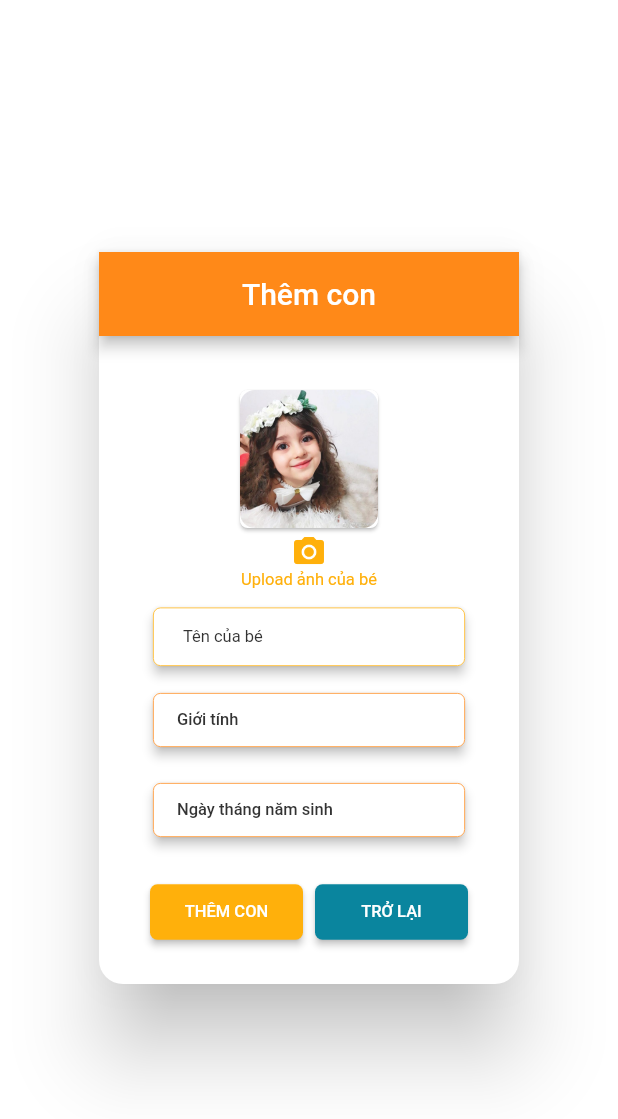
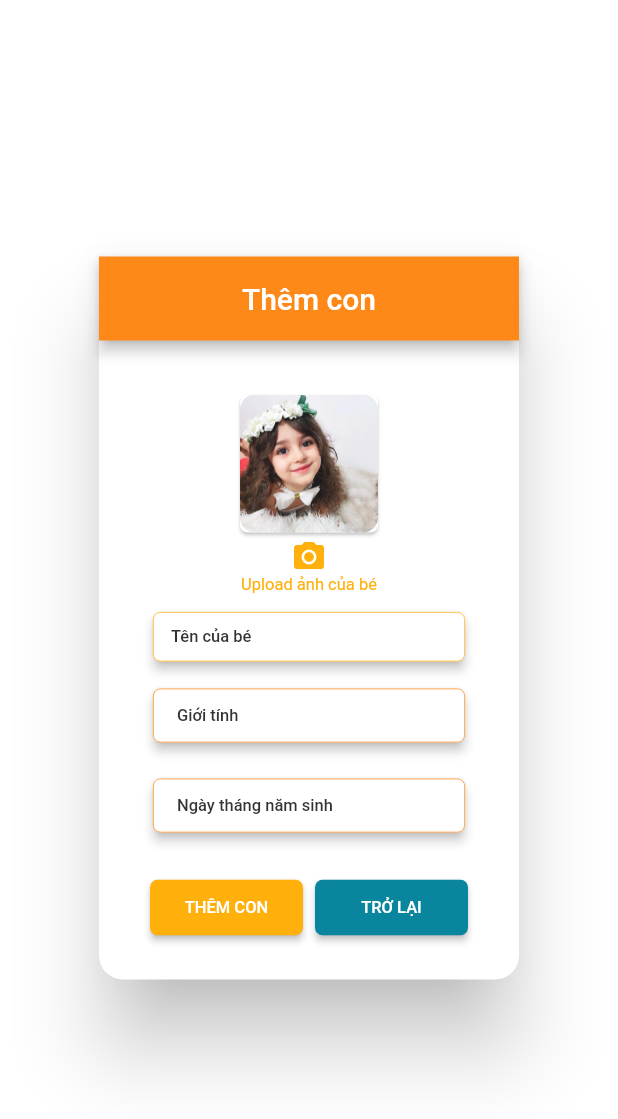
Before and after one commit to NhaPCS/baby_garden, a Flutter app: the AddChildDialog widget shown alone on an empty page, opened directly, on a phone screen of 412 x 824 dp. Shown: the top 1119 px of the screen. Run offline on Flutter 3.47's test engine with Material 2 defaults, Android fonts, the phone set to English and light mode, and no system bars; our stand-ins replace auto_size_text, cached_network_image, carousel_slider, dots_indicator, fl_chart, flutter_html and 10 more; missing offline and left inert: barcode_scan, flutter_picker; accounts and stored records are empty.

Commit message:
fix remind and add child

```diff
--- a/lib/data/service.dart
+++ b/lib/data/service.dart
@@ -1008,15 +1008,15 @@ Future<dynamic> addRemindCalendar(BuildContext context,
 
 Future<dynamic> listRemindProducts(BuildContext context, int type) async {
   String userId = await ShareValueProvider.shareValueProvider.getUserId();
+  userId = "26";
 
   dynamic params = {
     "user_id": userId,
     "type": type.toString(),
   };
 
-  // todo- QA fix path
-  Response response =
-      await get(null, path: 'path', param: params, showLoading: false);
+  Response response = await get(null,
+      path: 'productCalendar', param: params, showLoading: false);
   if (response.isSuccess()) return response.data;
   return null;
 }
--- a/lib/screen/account_manage/dialog/add_child_dialog.dart
+++ b/lib/screen/account_manage/dialog/add_child_dialog.dart
@@ -50,7 +50,8 @@ class _ShowAddAddressDialogState extends BaseState<AddChildDialog> {
         ),
         backgroundColor: ColorUtil.primaryColor,
       ),
-      content: Column(
+      content: SingleChildScrollView(
+        child: Column(
           mainAxisSize: MainAxisSize.min,
           crossAxisAlignment: CrossAxisAlignment.start,
           children: <Widget>[
@@ -89,9 +90,16 @@ class _ShowAddAddressDialogState extends BaseState<AddChildDialog> {
                 borderRadius: SizeUtil.tinyRadius,
                 borderWidth: 0.5,
                 elevation: 3,
-              labelText: S.of(context).nameOfChild,
-              labelStyle: TextStyle(
-                  color: ColorUtil.black33, fontSize: SizeUtil.textSizeSmall),
+                contentPadding: EdgeInsets.only(left: 12, top: 10, bottom: 10),
+                textStyle: TextStyle(
+                    color: ColorUtil.black33,
+                    fontSize: SizeUtil.textSizeSmall,
+                    fontWeight: FontWeight.w500),
+                hint: S.of(context).nameOfChild,
+                hintStyle: TextStyle(
+                    color: ColorUtil.black33,
+                    fontSize: SizeUtil.textSizeSmall,
+                    fontWeight: FontWeight.w500),
                 textEditingController: _nameController,
               ),
             ),
@@ -110,8 +118,8 @@ class _ShowAddAddressDialogState extends BaseState<AddChildDialog> {
                   elevation: 3,
                   child: SizedBox(
                     child: Consumer<SelectGenderProvider>(
-                    builder: (BuildContext context, SelectGenderProvider value,
-                        Widget child) {
+                      builder: (BuildContext context,
+                          SelectGenderProvider value, Widget child) {
                         String gender = S.of(context).gender;
                         if (value.gender != null) {
                           gender = value.gender == 1
@@ -130,9 +138,10 @@ class _ShowAddAddressDialogState extends BaseState<AddChildDialog> {
                     width: double.infinity,
                   ),
                   shape: RoundedRectangleBorder(
-                    side: BorderSide(color: ColorUtil.primaryColor, width: 0.5),
-                    borderRadius:
-                        BorderRadius.all(Radius.circular(SizeUtil.tinyRadius))),
+                      side:
+                          BorderSide(color: ColorUtil.primaryColor, width: 0.5),
+                      borderRadius: BorderRadius.all(
+                          Radius.circular(SizeUtil.tinyRadius))),
                   color: Colors.white,
                 ),
                 minWidth: double.infinity,
@@ -171,9 +180,10 @@ class _ShowAddAddressDialogState extends BaseState<AddChildDialog> {
                     width: double.infinity,
                   ),
                   shape: RoundedRectangleBorder(
-                    side: BorderSide(color: ColorUtil.primaryColor, width: 0.5),
-                    borderRadius:
-                        BorderRadius.all(Radius.circular(SizeUtil.tinyRadius))),
+                      side:
+                          BorderSide(color: ColorUtil.primaryColor, width: 0.5),
+                      borderRadius: BorderRadius.all(
+                          Radius.circular(SizeUtil.tinyRadius))),
                   color: Colors.white,
                 ),
                 minWidth: double.infinity,
@@ -182,6 +192,7 @@ class _ShowAddAddressDialogState extends BaseState<AddChildDialog> {
             SizedBox(height: SizeUtil.defaultSpace),
             dialogBtn(context)
           ],
+        ),
       ),
     );
   }
--- a/lib/screen/favorite_product/item/product_favorite_seen_item.dart
+++ b/lib/screen/favorite_product/item/product_favorite_seen_item.dart
@@ -28,7 +28,7 @@ class ProductItem extends StatelessWidget {
             child: ClipRRect(
               child: Image.network(
                 product.image[0],
-                fit: BoxFit.cover,
+                fit: BoxFit.contain,
                 width: 94.0,
                 height: 94.0,
               ),
```
Also changed, not shown: lib/screen/remind_add/dialog/remind_add_dialog.dart (+46 -4 lines), lib/screen/remind_add/provider/remind_add_provider.dart (+7 -1 lines). Lines whose indentation alone changed are shown as unchanged.
